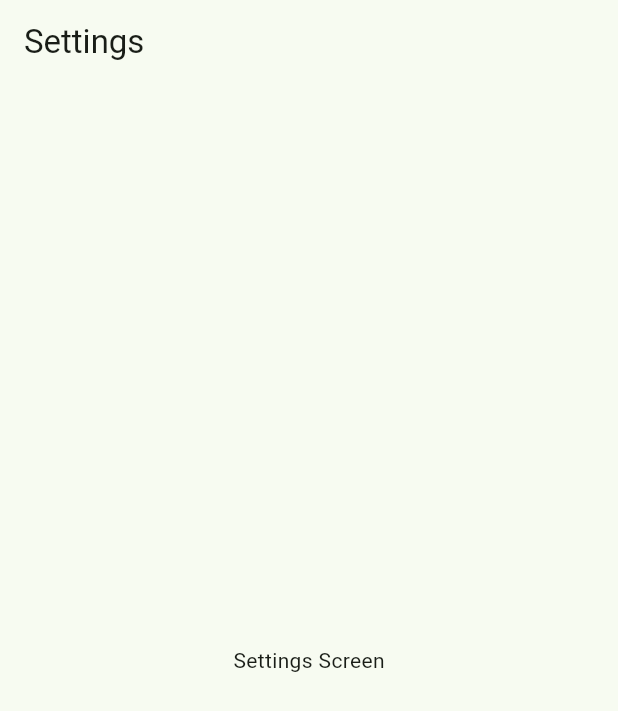
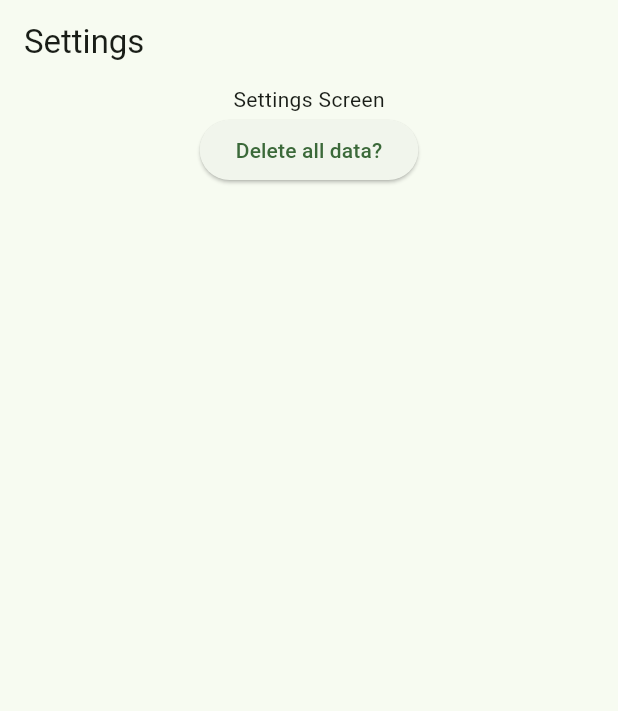
Before and after one commit to WhoStoleMyBrain/plantlytics, a Flutter app: the SettingsRoute screen opened by its route, on a phone screen of 412 x 824 dp. Shown: the top 711 px of the screen. Run offline on Flutter 3.47's test engine with Material 3 defaults, Android fonts, the phone set to English and light mode, and no system bars; our stand-ins replace fl_chart, go_router, hive, hive_flutter, hooks_riverpod; accounts and stored records are empty.

Commit message:
Fix main view overflow when keyboard is opened. Add button to clear logged foods

```diff
--- a/lib/core/layout/router_provider.dart
+++ b/lib/core/layout/router_provider.dart
@@ -2,6 +2,7 @@ import 'package:flutter/material.dart';
 import 'package:go_router/go_router.dart';
 import 'package:hooks_riverpod/hooks_riverpod.dart';
 import 'package:plantlytics/core/layout/main_shell.dart';
+import 'package:plantlytics/features/food_log/presentation/providers/logged_foods_provider.dart';
 import 'package:plantlytics/features/food_log/presentation/views/food_log_route.dart';
 
 /// Global [GoRouter] provider that wires up the three demo routes.
@@ -46,16 +47,24 @@ class DiscoverRoute extends StatelessWidget {
 }
 
 /// Placeholder screen for the Settings feature.
-class SettingsRoute extends StatelessWidget {
+class SettingsRoute extends ConsumerWidget {
   static const String name = 'settings';
 
   const SettingsRoute({super.key});
 
   @override
-  Widget build(BuildContext context) {
+  Widget build(BuildContext context, WidgetRef ref) {
     return Scaffold(
       appBar: AppBar(title: const Text('Settings')),
-      body: const Center(child: Text('Settings Screen')),
+      body: Column(
+        children: [
+          const Center(child: Text('Settings Screen')),
+          ElevatedButton(
+            onPressed: ref.read(foodLogRepoProvider).clear,
+            child: Text("Delete all data?"),
+          ),
+        ],
+      ),
     );
   }
 }
--- a/lib/features/food_log/data/datasources/local/hive_food_log_repository.dart
+++ b/lib/features/food_log/data/datasources/local/hive_food_log_repository.dart
@@ -15,4 +15,7 @@ class HiveFoodLogRepository extends FoodLogRepository {
   @override
   Stream<List<LoggedFood>> watchAll() =>
       _box.watch().map((_) => _box.values.toList(growable: false));
+
+  @override
+  Future<void> clear() => _box.clear();
 }
--- a/lib/features/food_log/data/repositories/food_log_repository.dart
+++ b/lib/features/food_log/data/repositories/food_log_repository.dart
@@ -4,4 +4,5 @@ abstract class FoodLogRepository {
   Stream<List<LoggedFood>> watchAll();
   Future<void> insert(LoggedFood entry);
   Future<void> delete(LoggedFood entry);
+  Future<void> clear();
 }
```
Also changed, not shown: lib/features/food_log/presentation/views/food_log_route.dart (+9 -17 lines).
